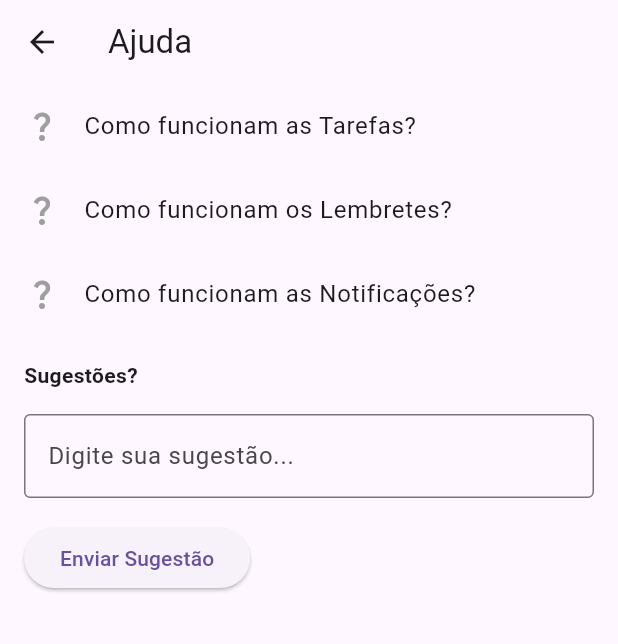
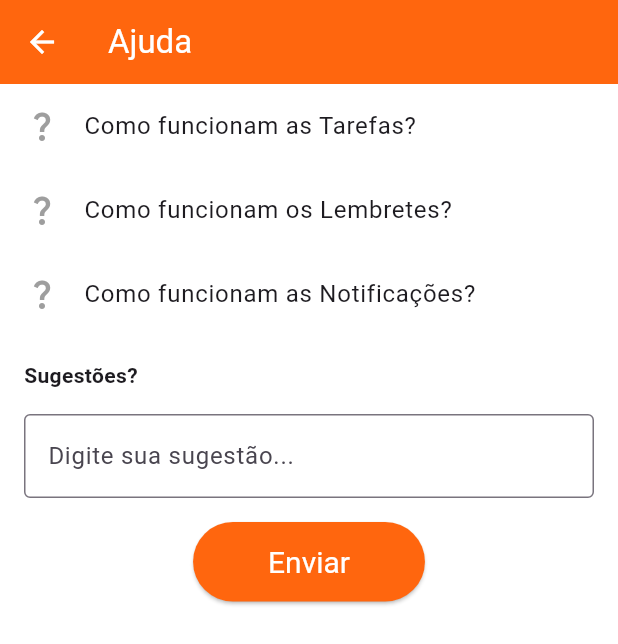
Before and after one commit to piquibr/Flutter_Project_Facul_definitive, a Flutter app: the HelpPage screen opened directly, on a phone screen of 412 x 824 dp. Shown: the top 644 px of the screen. Run offline on Flutter 3.47's test engine with Material 3 defaults, Android fonts, the phone set to English and light mode, and no system bars; our stand-ins replace auto_size_text.

Commit message:
Update help-page - 80%

```diff
--- a/lib/pages/mainPages/help-page.dart
+++ b/lib/pages/mainPages/help-page.dart
@@ -1,4 +1,5 @@
 import 'package:flutter/material.dart';
+import 'package:flutter_project_todo_list/pages/mainPages/inicialMain-page.dart';
 
 class MyApp extends StatelessWidget {
   @override
@@ -26,15 +27,22 @@ class _HelpPageState extends State<HelpPage> {
   @override
   Widget build(BuildContext context) {
     return Scaffold(
+      backgroundColor: Colors.white,
       appBar: AppBar(
+        backgroundColor: const Color.fromARGB(255, 255, 102, 14),
         leading: IconButton(
-          icon: Icon(Icons.arrow_back),
+          icon: Icon(Icons.arrow_back, color: Colors.white),
           onPressed: () {
-            // Implement your back button logic here
+            Navigator.pop(context);
           },
         ),
-        title: Text(widget.title),
+        title: Text(
+          'Ajuda',
+          style: TextStyle(color: Colors.white),
+        ),
       ),
+
+
       body: SingleChildScrollView(
         child: Column(
           crossAxisAlignment: CrossAxisAlignment.start,
@@ -66,12 +74,28 @@ class _HelpPageState extends State<HelpPage> {
                     ),
                   ),
                   SizedBox(height: 16.0),
-                  ElevatedButton(
-                    onPressed: () {
+
+
+
+                  Center(
+                    child: ElevatedButton(
+                      style: ElevatedButton.styleFrom(
+                        padding: EdgeInsets.symmetric(horizontal: 50, vertical: 15),
+                        textStyle: TextStyle(fontSize: 20),
+                        backgroundColor: const Color.fromARGB(255, 255, 102, 14),
+                      ),
+                      onPressed: () {
                         // Implement your suggestion submission logic here
                       },
-                    child: Text('Enviar Sugestão'),
-                  ),
+                      child: Text(
+                        'Enviar',
+                        style: TextStyle(color: Colors.white),
+                      ),
+                    ),
+                  )
+
+
+
                 ],
               ),
             ),
```
